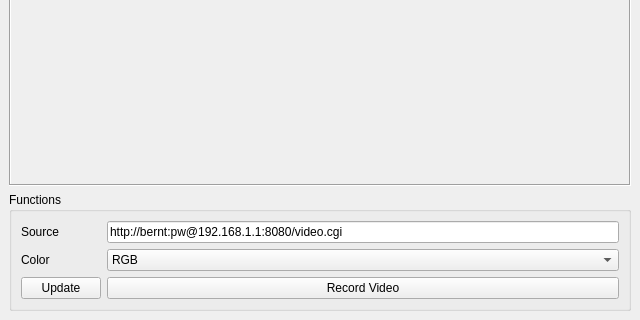
Before: the Qt Designer form src/designer/window_video.ui in marsinstituteSC/MissionControl, drawn with Qt 5; both pictures show x 0 to 640 and y 160 to 480 of the 640 by 480 pixel window.
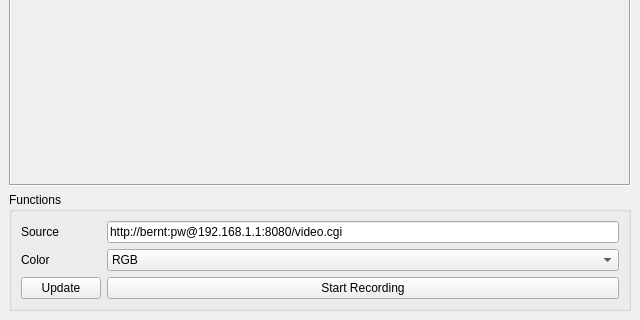
After: the same form once the commit is applied.

Commit message: - Updated recording logic.

```diff
--- a/src/designer/window_video.ui
+++ b/src/designer/window_video.ui
@@ -45,7 +45,7 @@
        <item row="4" column="1">
         <widget class="QPushButton" name="btnRecord">
          <property name="text">
-          <string>Record Video</string>
+          <string>Start Recording</string>
          </property>
         </widget>
        </item>
```
The commit also changes 1 other file.
